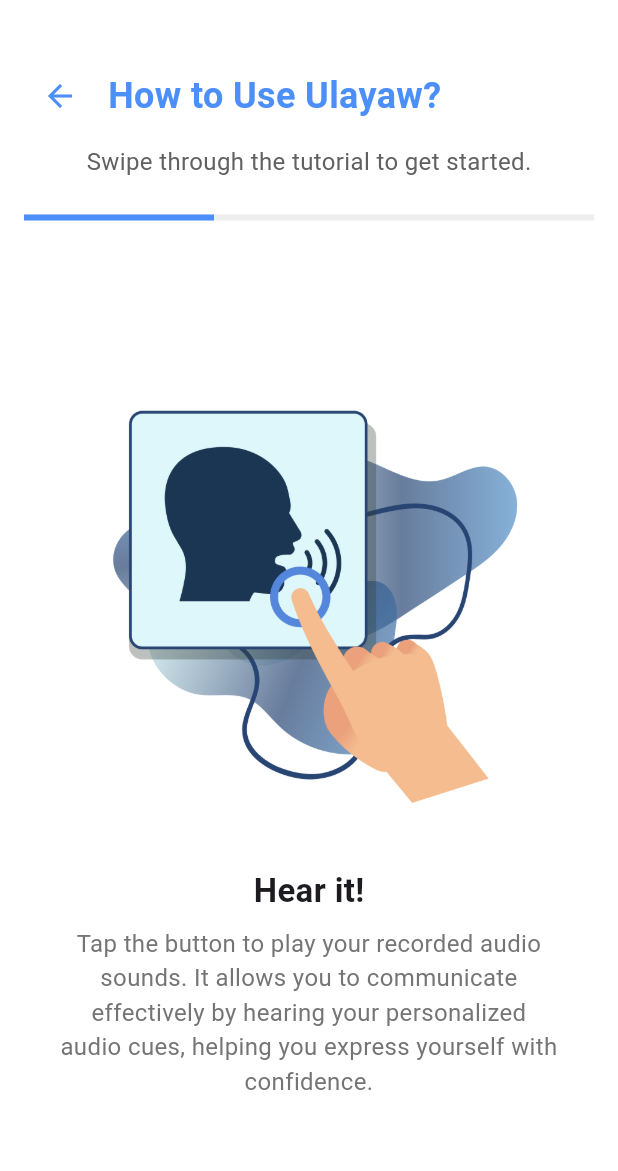
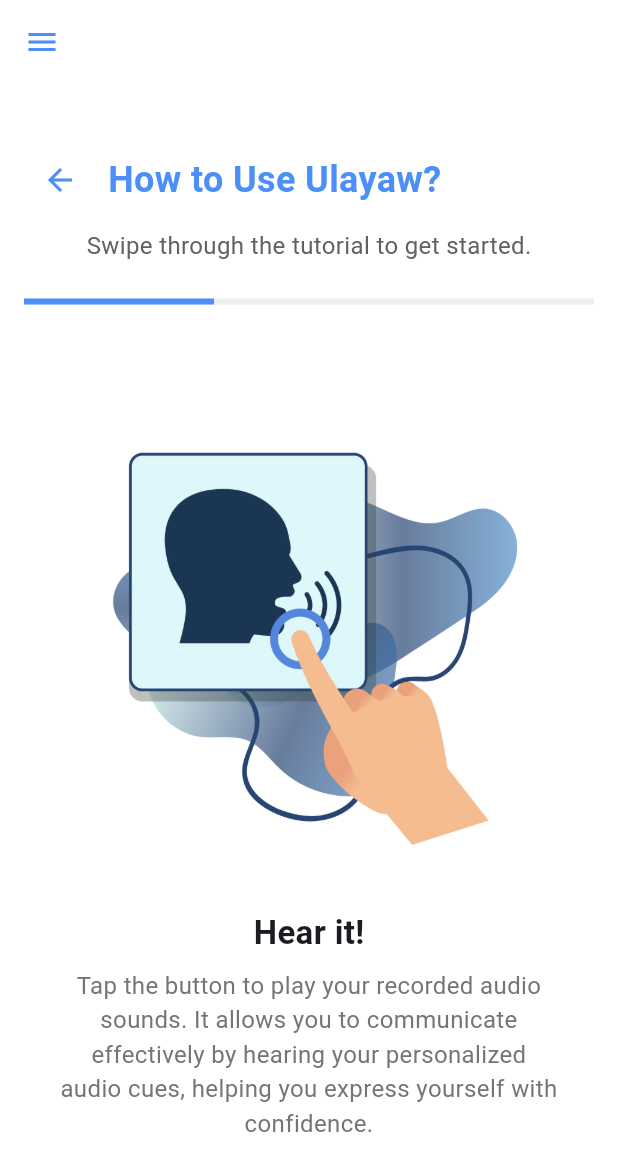
Before and after one commit to PatsyJoseph/cc206-aac_app, a Flutter app: the TutorialPage screen opened by its route, on a phone screen of 412 x 824 dp. Shown: the top 1171 px of the screen. Run offline on Flutter 3.47's test engine with Material 3 defaults, Android fonts, the light colour scheme and no system bars; our stand-ins replace animated_text_kit, audioplayers, cloud_firestore, file_picker, firebase_core, image_picker and 1 more; accounts and stored records are empty.

Commit message:
Update tutorial_page.dart

```diff
--- a/lib/features/tutorial_page.dart
+++ b/lib/features/tutorial_page.dart
@@ -1,4 +1,6 @@
 import 'package:flutter/material.dart';
+
+import '../screens/nav.dart';
 
 /// A tutorial page with swipeable onboarding screens.
 class TutorialPage extends StatefulWidget {
@@ -38,6 +40,23 @@
 
     return Scaffold(
       backgroundColor: Colors.white,
+      appBar: AppBar(
+        // App bar containing the icon for drawer
+        backgroundColor: Colors.white,
+        elevation: 0,
+        leading: Builder(
+          builder: (BuildContext context) {
+            return IconButton(
+              icon: const Icon(Icons.menu),
+              color: const Color(0xFF4D8FF8),
+              onPressed: () {
+                Scaffold.of(context).openDrawer(); // Open the drawer
+              },
+            );
+          },
+        ),
+      ),
+      drawer: NavDrawer(activeNav: '/profile'),
       body: Stack(
         children: [
           SafeArea(
@@ -120,7 +139,8 @@
                             ),
                             const SizedBox(height: 8),
                             Padding(
-                              padding: const EdgeInsets.symmetric(horizontal: 24.0),
+                              padding:
+                                  const EdgeInsets.symmetric(horizontal: 24.0),
                               child: Text(
                                 tutorial['description']!,
                                 textAlign: TextAlign.center,
```
